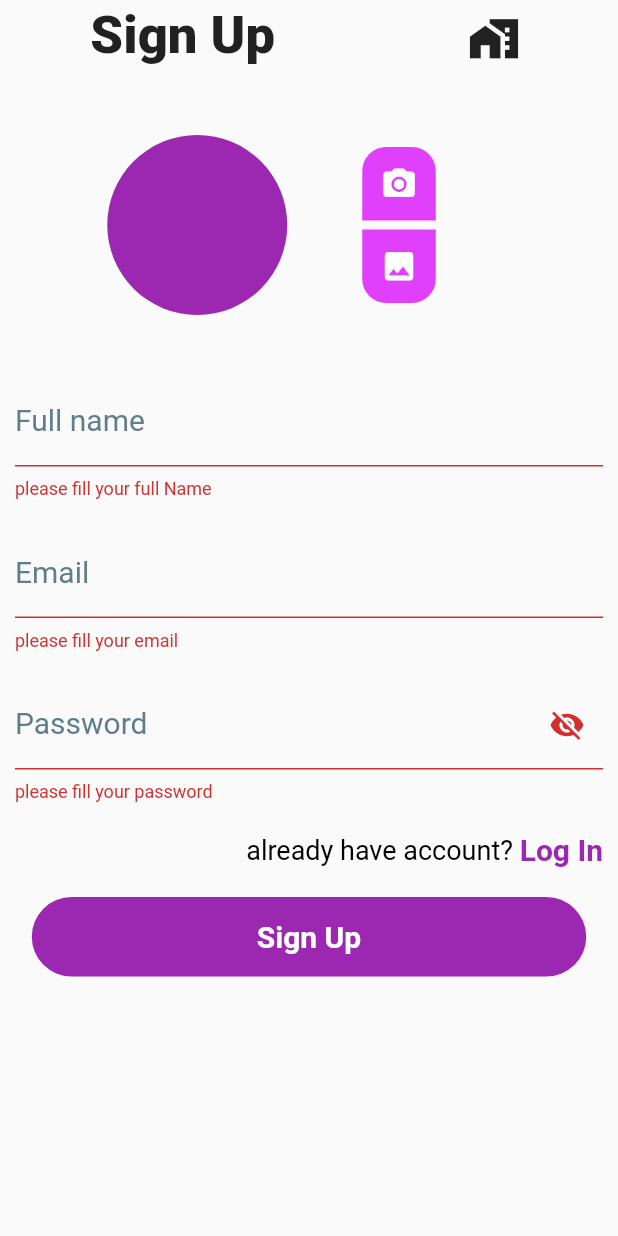
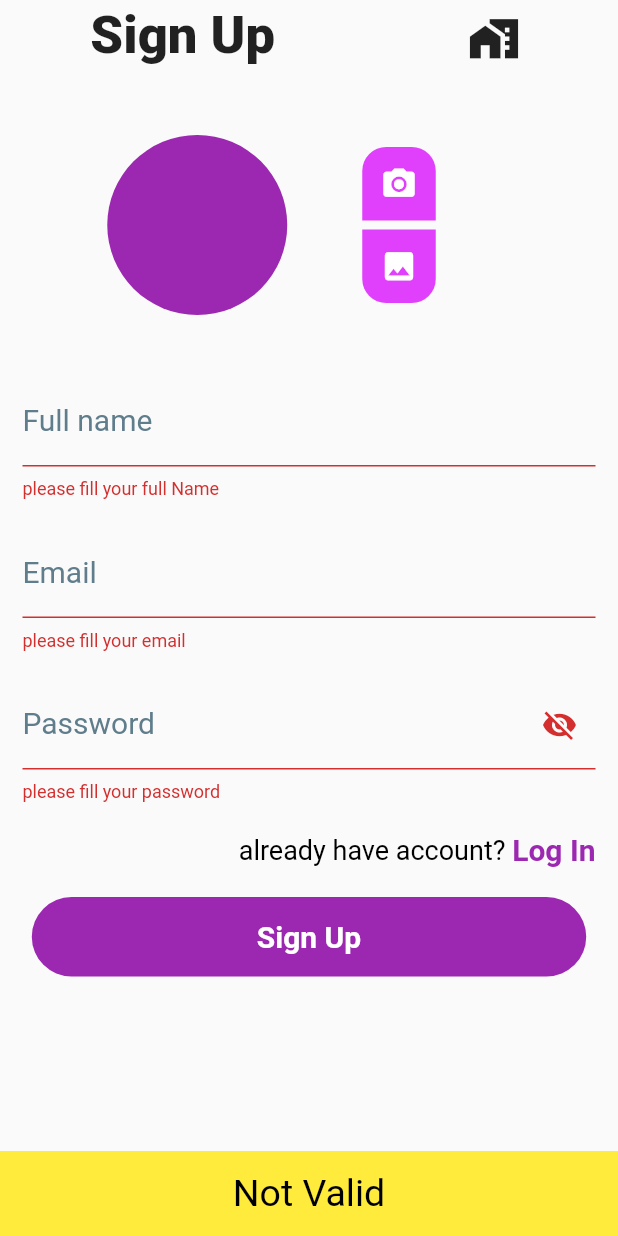
Before and after one commit to JanibekJali/shop_app, a Flutter app: the screen it shows after launch, after a tap on "Sign Up", on a phone screen of 412 x 824 dp. Run offline on Flutter 3.47's test engine with Material 2 defaults, Android fonts, the phone set to English and light mode, and no system bars; our stand-ins replace animated_text_kit, image_picker.

Commit message:
Image picker, Validation done

```diff
--- /dev/null
+++ b/lib/shop/presentation/pages/register_page/register_widgets/camera_choice_widget.dart
@@ -0,0 +1,33 @@
+import 'package:flutter/material.dart';
+
+class CameraChoiceWidget extends StatelessWidget {
+  const CameraChoiceWidget({
+    super.key,
+    required this.radiusOnly,
+    required this.icon,
+    required this.onTap,
+  });
+  final BorderRadiusGeometry radiusOnly;
+  final IconData icon;
+  final Function() onTap;
+  @override
+  Widget build(BuildContext context) {
+    return GestureDetector(
+      onTap: onTap,
+      child: Container(
+        decoration: BoxDecoration(
+          borderRadius: radiusOnly,
+          color: Colors.purpleAccent,
+        ),
+        child: Padding(
+          padding: const EdgeInsets.all(12.0),
+          child: Icon(
+            icon,
+            size: 25,
+            color: Colors.white,
+          ),
+        ),
+      ),
+    );
+  }
+}
--- a/lib/shop/presentation/pages/register_page/sign_up_page.dart
+++ b/lib/shop/presentation/pages/register_page/sign_up_page.dart
@@ -1,6 +1,9 @@
 import 'dart:developer';
+import 'dart:io';
 
 import 'package:flutter/material.dart';
+import 'package:image_picker/image_picker.dart';
+import 'package:shop_app/shop/presentation/pages/register_page/register_widgets/camera_choice_widget.dart';
 
 final TextEditingController _nameController = TextEditingController();
 
@@ -13,13 +16,58 @@ class SignUpPage extends StatefulWidget {
 
 class _SignUpPageState extends State<SignUpPage> {
   final GlobalKey<FormState> _formKey = GlobalKey<FormState>();
+  final GlobalKey<ScaffoldMessengerState> _scaffoldKey =
+      GlobalKey<ScaffoldMessengerState>();
   String? _name;
   String? _email;
   String? _password;
   bool isVisible = true;
+  final ImagePicker _picker = ImagePicker();
+  XFile? _imageFile;
+  dynamic _pickedImageError;
+  void _pickImageFromCamera() async {
+    try {
+      final _pickedImage = await _picker.pickImage(
+        source: ImageSource.camera,
+        maxHeight: 300,
+        maxWidth: 300,
+        imageQuality: 95,
+      );
+
+      setState(() {
+        _imageFile = _pickedImage;
+      });
+    } catch (e) {
+      setState(() {
+        _pickedImageError = e;
+      });
+
+      log('image error $_pickedImageError');
+    }
+  }
+
+  void snackBar() {
+    _scaffoldKey.currentState!.showSnackBar(
+      SnackBar(
+        duration: Duration(seconds: 2),
+        backgroundColor: Colors.yellow,
+        content: Text(
+          'Not Valid',
+          textAlign: TextAlign.center,
+          style: TextStyle(
+            fontSize: 25,
+            color: Colors.black,
+          ),
+        ),
+      ),
+    );
+  }
+
   @override
   Widget build(BuildContext context) {
-    return Scaffold(
+    return ScaffoldMessenger(
+      key: _scaffoldKey,
+      child: Scaffold(
         body: SafeArea(
           child: SingleChildScrollView(
             keyboardDismissBehavior: ScrollViewKeyboardDismissBehavior.onDrag,
@@ -54,6 +102,9 @@ class _SignUpPageState extends State<SignUpPage> {
                       CircleAvatar(
                         radius: 60,
                         backgroundColor: Colors.purple,
+                        backgroundImage: _imageFile == null
+                            ? null
+                            : FileImage(File(_imageFile!.path)),
                       ),
                       Padding(
                         padding: const EdgeInsets.all(50.0),
@@ -62,7 +113,9 @@ class _SignUpPageState extends State<SignUpPage> {
                           children: [
                             CameraChoiceWidget(
                               icon: Icons.camera_alt,
-                            onTap: () {},
+                              onTap: () {
+                                _pickImageFromCamera();
+                              },
                               radiusOnly: BorderRadius.only(
                                 topLeft: Radius.circular(16),
                                 topRight: Radius.circular(16),
@@ -85,7 +138,7 @@ class _SignUpPageState extends State<SignUpPage> {
                     ],
                   ),
                   Padding(
-                  padding: const EdgeInsets.symmetric(horizontal: 10),
+                    padding: EdgeInsets.symmetric(horizontal: 15),
                     child: Column(
                       children: [
                         TextFormField(
@@ -113,8 +166,8 @@ class _SignUpPageState extends State<SignUpPage> {
                             hintText: 'Please enter your full name ',
                             label: Text(
                               'Full name',
-                            style:
-                                TextStyle(fontSize: 20, color: Colors.blueGrey),
+                              style: TextStyle(
+                                  fontSize: 20, color: Colors.blueGrey),
                             ),
                           ),
                         ),
@@ -129,9 +182,12 @@ class _SignUpPageState extends State<SignUpPage> {
                           validator: (value) {
                             if (value!.isEmpty) {
                               return 'please fill your email';
-                          } else {
+                            } else if (value.isValidEmail() == false) {
+                              return 'Not Valid';
+                            } else if (value.isValidEmail() == true) {
                               return null;
                             }
+                            return null;
                           },
                           decoration: new InputDecoration(
                             focusedBorder: OutlineInputBorder(
@@ -147,8 +203,8 @@ class _SignUpPageState extends State<SignUpPage> {
                             hintText: 'Please enter your email  ',
                             label: Text(
                               'Email',
-                            style:
-                                TextStyle(fontSize: 20, color: Colors.blueGrey),
+                              style: TextStyle(
+                                  fontSize: 20, color: Colors.blueGrey),
                             ),
                           ),
                         ),
@@ -192,8 +248,8 @@ class _SignUpPageState extends State<SignUpPage> {
                             hintText: 'Please enter your password ',
                             label: Text(
                               'Password',
-                            style:
-                                TextStyle(fontSize: 20, color: Colors.blueGrey),
+                              style: TextStyle(
+                                  fontSize: 20, color: Colors.blueGrey),
                             ),
                           ),
                         ),
@@ -205,7 +261,8 @@ class _SignUpPageState extends State<SignUpPage> {
                           children: [
                             Text(
                               'already have account? ',
-                            style: TextStyle(fontSize: 18, color: Colors.black),
+                              style:
+                                  TextStyle(fontSize: 18, color: Colors.black),
                             ),
                             GestureDetector(
                               onTap: () {},
@@ -228,9 +285,13 @@ class _SignUpPageState extends State<SignUpPage> {
                   GestureDetector(
                     onTap: () {
                       if (_formKey.currentState!.validate()) {
+                        log('Valid');
                         log(_name!);
                         log(_email!);
                         log(_password!);
+                      } else {
+                        log('Not valid');
+                        snackBar();
                       }
                     },
                     child: Container(
@@ -258,38 +319,14 @@ class _SignUpPageState extends State<SignUpPage> {
             ),
           ),
         ),
+      ),
     );
   }
 }
 
-class CameraChoiceWidget extends StatelessWidget {
-  const CameraChoiceWidget({
-    super.key,
-    required this.radiusOnly,
-    required this.icon,
-    required this.onTap,
-  });
-  final BorderRadiusGeometry radiusOnly;
-  final IconData icon;
-  final Function() onTap;
-  @override
-  Widget build(BuildContext context) {
-    return GestureDetector(
-      onTap: onTap,
-      child: Container(
-        decoration: BoxDecoration(
-          borderRadius: radiusOnly,
-          color: Colors.purpleAccent,
-        ),
-        child: Padding(
-          padding: const EdgeInsets.all(12.0),
-          child: Icon(
-            icon,
-            size: 25,
-            color: Colors.white,
-          ),
-        ),
-      ),
-    );
+extension EmailValidator on String {
+  bool isValidEmail() {
+    return RegExp(r'^([a-zA-Z0-9]+)([@])([a-zA-Z0-9]+)([\-\_\.])([a-z]{2,3})$')
+        .hasMatch(this);
   }
 }
--- a/pubspec.yaml
+++ b/pubspec.yaml
@@ -16,6 +16,9 @@ dependencies:
   cupertino_icons: ^1.0.2
   #animation
   animated_text_kit: ^4.2.2
+  #image
+  image_picker: ^0.8.6+1
+
 
 dev_dependencies:
   flutter_test:
```
Also changed, not shown: pubspec.lock, 6 other files. Lines whose indentation alone changed are shown as unchanged.
